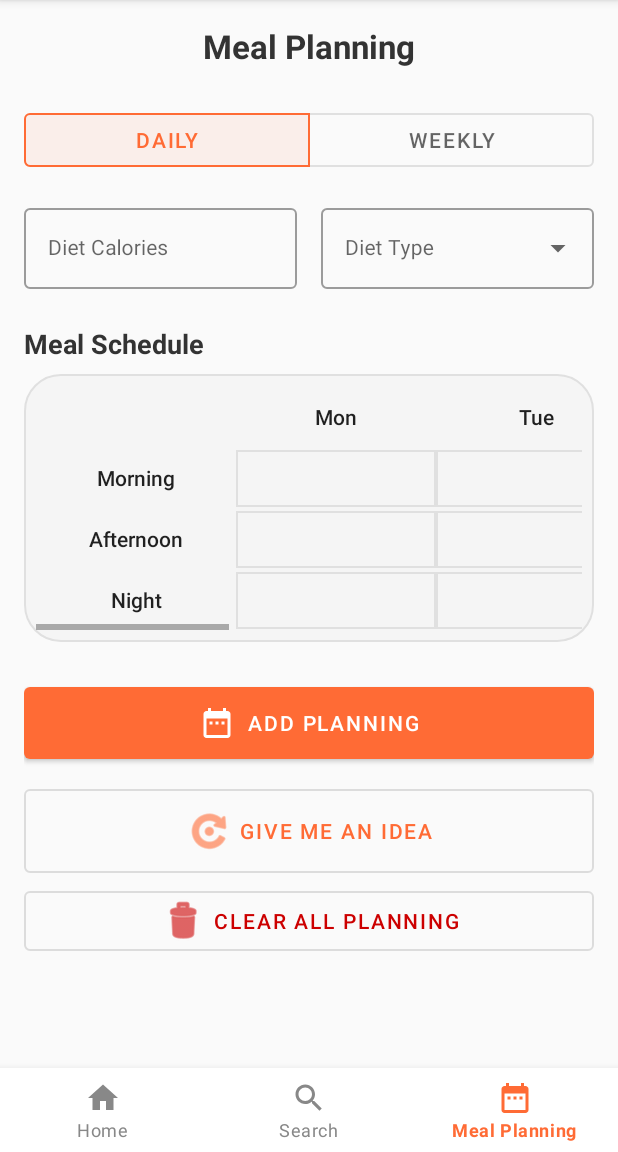
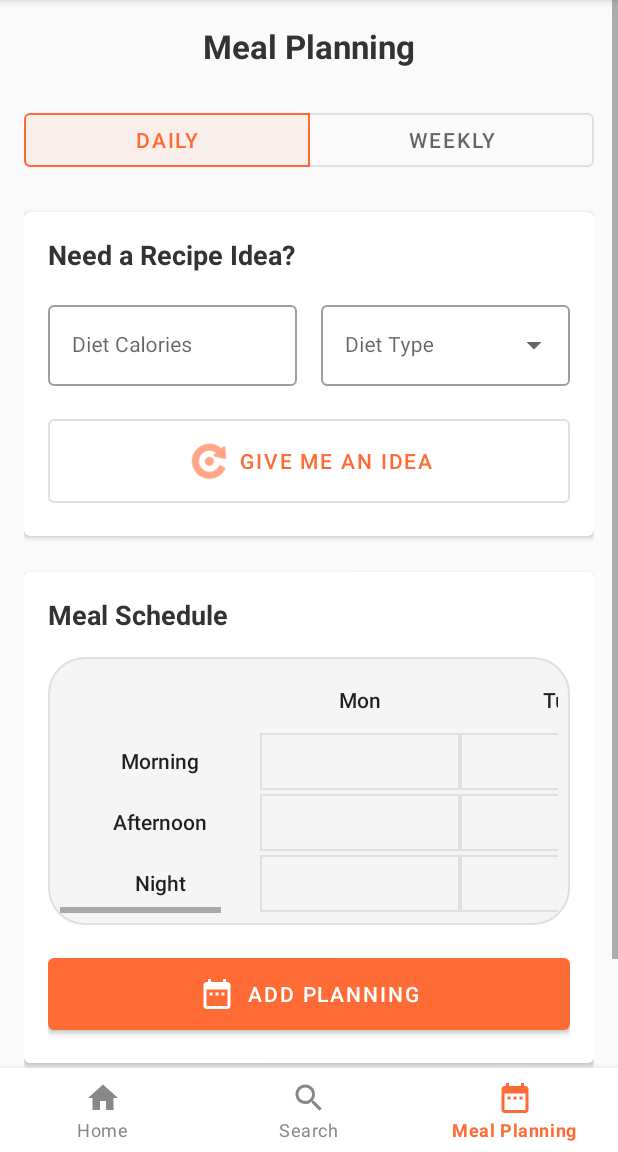
Before and after one commit to Hathappend/EasyCook, an Android app: the MealPlanningFragment screen opened through its navigation route, on a phone screen of 412 x 824 dp, the part 84-1236 px from its top. Run offline under Robolectric (Android 15) with nearby library versions, the phone set to English and light mode, and no system bars; our stand-ins replace Room's generated code, navigation-ui; pictures from the network do not load; 2 statements that could not run were skipped.

Commit message:
modify meal planning layout

```diff
--- a/app/src/main/res/layout/fragment_meal_planning.xml
+++ b/app/src/main/res/layout/fragment_meal_planning.xml
@@ -54,13 +54,39 @@
                 android:text="Weekly" />
         </com.google.android.material.button.MaterialButtonToggleGroup>
 
+        <com.google.android.material.card.MaterialCardView
+            android:id="@+id/card_idea_generator"
+            android:layout_width="0dp"
+            android:layout_height="wrap_content"
+            android:layout_marginTop="24dp"
+            app:cardElevation="2dp"
+            app:layout_constraintTop_toBottomOf="@id/toggle_timeframe"
+            app:layout_constraintStart_toStartOf="parent"
+            app:layout_constraintEnd_toEndOf="parent">
+
+            <androidx.constraintlayout.widget.ConstraintLayout
+                android:layout_width="match_parent"
+                android:layout_height="wrap_content"
+                android:padding="16dp">
+
+                <TextView
+                    android:id="@+id/tv_idea_title"
+                    android:layout_width="wrap_content"
+                    android:layout_height="wrap_content"
+                    android:text="Need a Recipe Idea?"
+                    android:textSize="18sp"
+                    android:textStyle="bold"
+                    android:textColor="@color/text_primary"
+                    app:layout_constraintTop_toTopOf="parent"
+                    app:layout_constraintStart_toStartOf="parent"/>
+
                 <LinearLayout
                     android:id="@+id/layout_diet_options"
                     android:layout_width="0dp"
                     android:layout_height="wrap_content"
                     android:orientation="horizontal"
                     android:layout_marginTop="16dp"
-            app:layout_constraintTop_toBottomOf="@id/toggle_timeframe"
+                    app:layout_constraintTop_toBottomOf="@id/tv_idea_title"
                     app:layout_constraintStart_toStartOf="parent"
                     app:layout_constraintEnd_toEndOf="parent">
 
@@ -97,6 +123,38 @@
                     </com.google.android.material.textfield.TextInputLayout>
                 </LinearLayout>
 
+                <com.google.android.material.button.MaterialButton
+                    android:id="@+id/btn_generate_plan"
+                    style="@style/Widget.MaterialComponents.Button.OutlinedButton"
+                    android:layout_width="0dp"
+                    android:layout_height="wrap_content"
+                    android:text="Give Me an Idea"
+                    android:paddingVertical="12dp"
+                    android:layout_marginTop="16dp"
+                    app:icon="@android:drawable/ic_menu_rotate"
+                    app:iconGravity="textStart"
+                    app:layout_constraintTop_toBottomOf="@id/layout_diet_options"
+                    app:layout_constraintStart_toStartOf="parent"
+                    app:layout_constraintEnd_toEndOf="parent"/>
+
+            </androidx.constraintlayout.widget.ConstraintLayout>
+        </com.google.android.material.card.MaterialCardView>
+
+        <com.google.android.material.card.MaterialCardView
+            android:id="@+id/card_manual_planning"
+            android:layout_width="0dp"
+            android:layout_height="wrap_content"
+            android:layout_marginTop="24dp"
+            app:cardElevation="2dp"
+            app:layout_constraintTop_toBottomOf="@id/card_idea_generator"
+            app:layout_constraintStart_toStartOf="parent"
+            app:layout_constraintEnd_toEndOf="parent">
+
+            <androidx.constraintlayout.widget.ConstraintLayout
+                android:layout_width="match_parent"
+                android:layout_height="wrap_content"
+                android:padding="16dp">
+
                 <TextView
                     android:id="@+id/tv_schedule_title"
                     android:layout_width="wrap_content"
@@ -105,15 +163,14 @@
                     android:textSize="18sp"
                     android:textStyle="bold"
                     android:textColor="@color/text_primary"
-            android:layout_marginTop="24dp"
-            app:layout_constraintTop_toBottomOf="@id/layout_diet_options"
+                    app:layout_constraintTop_toTopOf="parent"
                     app:layout_constraintStart_toStartOf="parent"/>
 
                 <HorizontalScrollView
                     android:id="@+id/scroll_table"
                     android:layout_width="0dp"
                     android:layout_height="wrap_content"
-            android:layout_marginTop="8dp"
+                    android:layout_marginTop="16dp"
                     android:background="@drawable/search_background"
                     android:padding="8dp"
                     app:layout_constraintTop_toBottomOf="@id/tv_schedule_title"
@@ -132,38 +189,29 @@
                     android:layout_height="wrap_content"
                     android:text="Add Planning"
                     android:paddingVertical="12dp"
-            android:layout_marginTop="24dp"
+                    android:layout_marginTop="16dp"
                     app:icon="@drawable/ic_meal_planning"
                     app:iconGravity="textStart"
                     app:layout_constraintTop_toBottomOf="@id/scroll_table"
                     app:layout_constraintStart_toStartOf="parent"
                     app:layout_constraintEnd_toEndOf="parent"/>
 
-        <com.google.android.material.button.MaterialButton
-            android:id="@+id/btn_generate_plan"
-            style="@style/Widget.MaterialComponents.Button.OutlinedButton"
-            android:layout_width="0dp"
-            android:layout_height="wrap_content"
-            android:text="Give Me an Idea"
-            android:paddingVertical="12dp"
-            android:layout_marginTop="8dp"
-            app:icon="@android:drawable/ic_menu_rotate"
-            app:iconGravity="textStart"
-            app:layout_constraintTop_toBottomOf="@id/btn_add_planning"
-            app:layout_constraintStart_toStartOf="parent"
-            app:layout_constraintEnd_toEndOf="parent"/>
+            </androidx.constraintlayout.widget.ConstraintLayout>
+        </com.google.android.material.card.MaterialCardView>
+
 
         <com.google.android.material.button.MaterialButton
             android:id="@+id/btn_clear_plan"
             style="@style/Widget.MaterialComponents.Button.OutlinedButton"
             android:layout_width="0dp"
             android:layout_height="wrap_content"
+            android:layout_marginTop="16dp"
             android:text="Clear All Planning"
             android:textColor="@android:color/holo_red_dark"
             app:icon="@android:drawable/ic_menu_delete"
             app:iconTint="@android:color/holo_red_dark"
             app:iconGravity="textStart"
-            app:layout_constraintTop_toBottomOf="@id/btn_generate_plan"
+            app:layout_constraintTop_toBottomOf="@id/card_manual_planning"
             app:layout_constraintStart_toStartOf="parent"
             app:layout_constraintEnd_toEndOf="parent"/>
 
```
Lines whose indentation alone changed are shown as unchanged.
